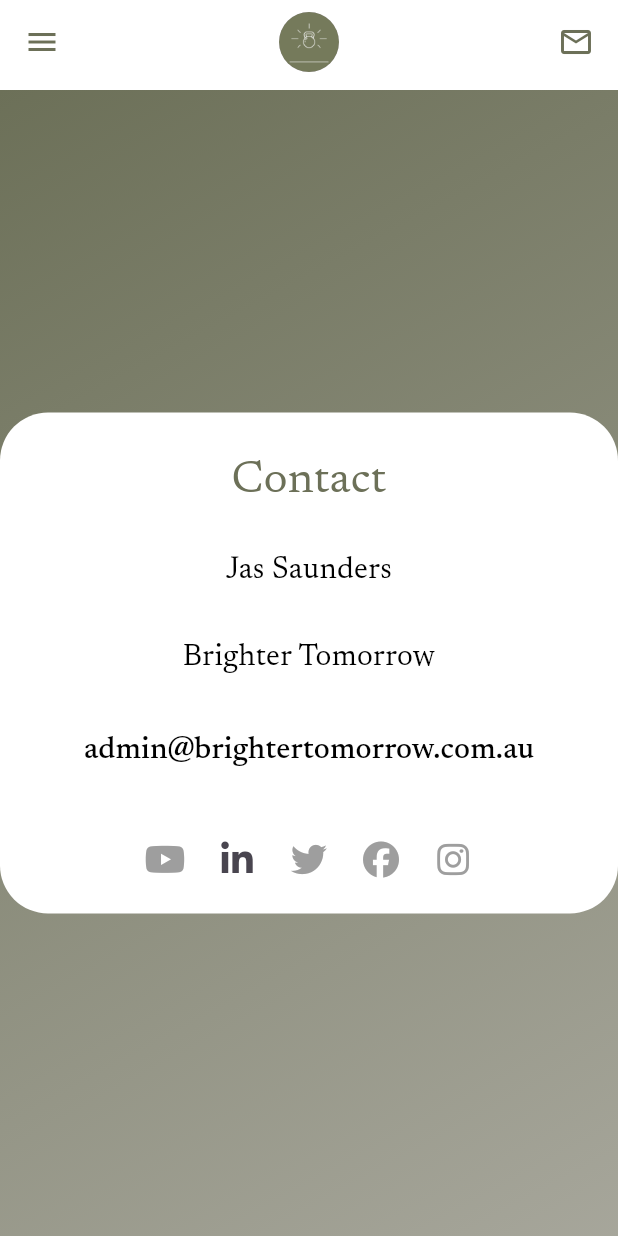
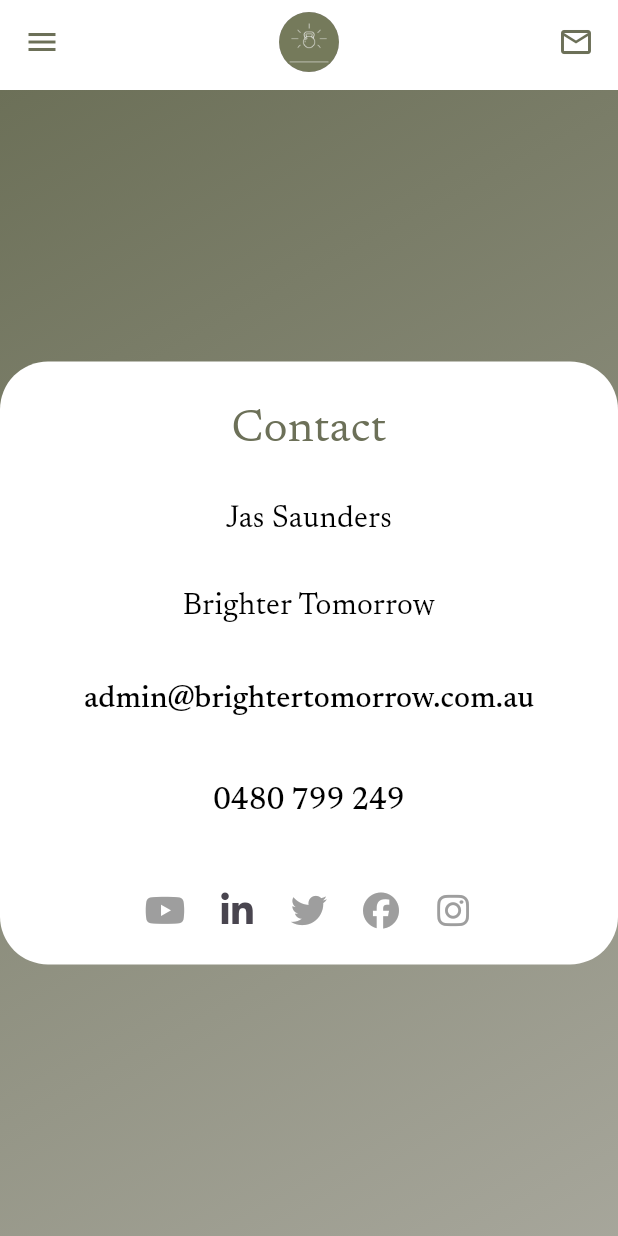
Before and after one commit to SamHarv/brighter_tomorrow, a Flutter app: the ContactPage screen opened by its route, on a phone screen of 412 x 824 dp. Run offline on Flutter 3.47's test engine with Material 3 defaults, Android fonts, the phone set to English and light mode, and no system bars; our stand-ins replace beamer, font_awesome_flutter, google_fonts.

Commit message:
Mobile number added

```diff
--- a/lib/pages/contact.dart
+++ b/lib/pages/contact.dart
@@ -17,7 +17,7 @@
 }
 
 void _phoneCall() async {
-  final call = Uri.parse('tel: +16437381558');
+  final call = Uri.parse('tel: +16480799249');
   if (await canLaunchUrl(call)) {
     launchUrl(call);
   } else {
@@ -95,23 +95,23 @@
                         ),
                       ),
                     ),
-                    // Padding(
-                    //   padding: const EdgeInsets.only(
-                    //     left: 24,
-                    //     top: 8,
-                    //     right: 24,
-                    //     bottom: 12,
-                    //   ),
-                    //   child: TextButton(
-                    //     onPressed: _phoneCall,
-                    //     child: Text(
-                    //       '0437 381 558',
-                    //       style: GoogleFonts.newsreader(
-                    //         textStyle: bodyStyle,
-                    //       ),
-                    //     ),
-                    //   ),
-                    // ),
+                    Padding(
+                      padding: const EdgeInsets.only(
+                        left: 24,
+                        top: 8,
+                        right: 24,
+                        bottom: 12,
+                      ),
+                      child: TextButton(
+                        onPressed: _phoneCall,
+                        child: Text(
+                          '0480 799 249',
+                          style: GoogleFonts.newsreader(
+                            textStyle: bodyStyle,
+                          ),
+                        ),
+                      ),
+                    ),
                     Padding(
                       padding: kPadding,
                       child: Wrap(
--- a/pubspec.yaml
+++ b/pubspec.yaml
@@ -16,7 +16,7 @@
 # https://developer.apple.com/library/archive/documentation/General/Reference/InfoPlistKeyReference/Articles/CoreFoundationKeys.html
 # In Windows, build-name is used as the major, minor, and patch parts
 # of the product and file versions while build-number is used as the build suffix.
-version: 1.0.1+7
+version: 1.0.1+8
 
 environment:
   sdk: ">=3.1.3 <4.0.0"
```
Also changed, not shown: 1 other file.
